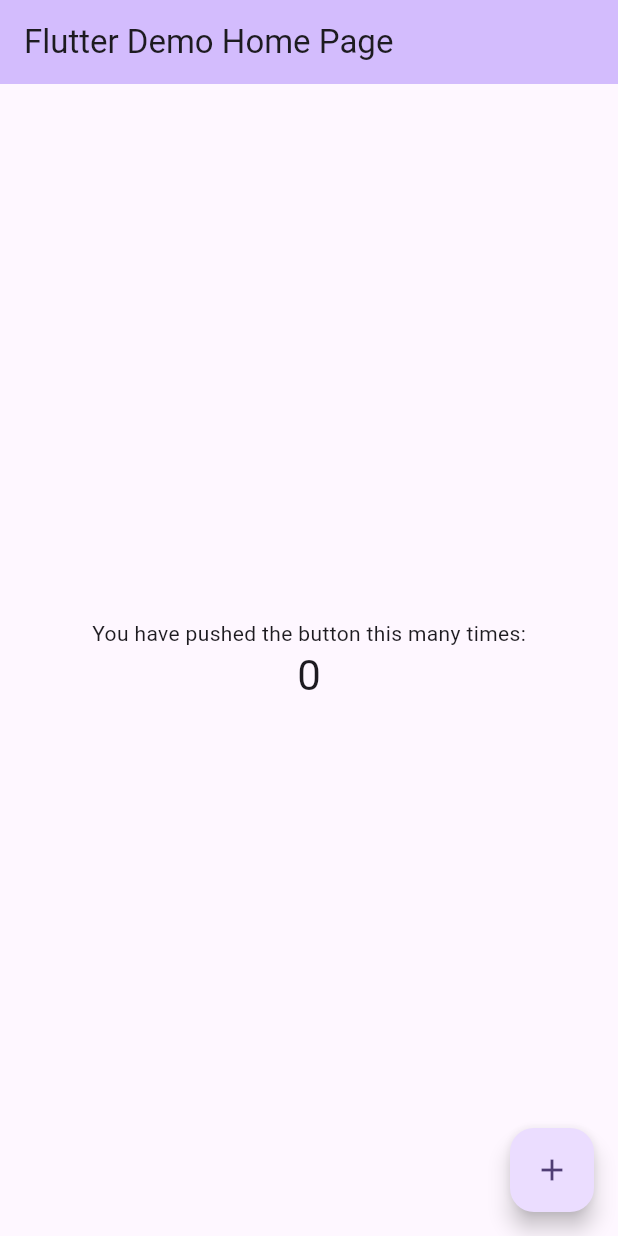
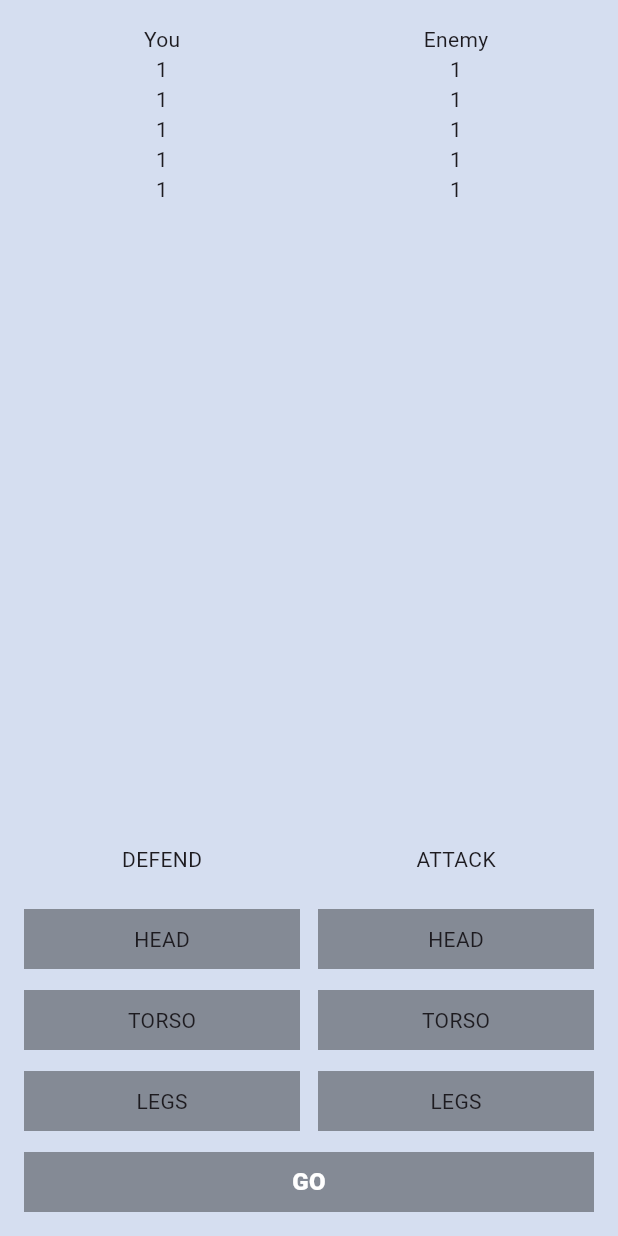
Before and after one commit to SeducerSasha/flutter_fight_club, a Flutter app: the screen it shows after launch, on a phone screen of 412 x 824 dp. Run offline on Flutter 3.47's test engine with Material 2 defaults, Android fonts, the phone set to English and light mode, and no system bars.

Commit message:
ДЗ Часть-1

```diff
--- a/lib/main.dart
+++ b/lib/main.dart
@@ -1,3 +1,4 @@
+// ignore_for_file: public_member_api_docs, sort_constructors_first
 import 'package:flutter/material.dart';
 
 void main() {
@@ -11,115 +12,237 @@ class MyApp extends StatelessWidget {
   @override
   Widget build(BuildContext context) {
     return MaterialApp(
-      title: 'Flutter Demo',
       theme: ThemeData(
-        // This is the theme of your application.
-        //
-        // TRY THIS: Try running your application with "flutter run". You'll see
-        // the application has a blue toolbar. Then, without quitting the app,
-        // try changing the seedColor in the colorScheme below to Colors.green
-        // and then invoke "hot reload" (save your changes or press the "hot
-        // reload" button in a Flutter-supported IDE, or press "r" if you used
-        // the command line to start the app).
-        //
-        // Notice that the counter didn't reset back to zero; the application
-        // state is not lost during the reload. To reset the state, use hot
-        // restart instead.
-        //
-        // This works for code too, not just values: Most code changes can be
-        // tested with just a hot reload.
         colorScheme: ColorScheme.fromSeed(seedColor: Colors.deepPurple),
         useMaterial3: true,
       ),
-      home: const MyHomePage(title: 'Flutter Demo Home Page'),
+      home: const MyHomePage(),
     );
   }
 }
 
 class MyHomePage extends StatefulWidget {
-  const MyHomePage({super.key, required this.title});
-
-  // This widget is the home page of your application. It is stateful, meaning
-  // that it has a State object (defined below) that contains fields that affect
-  // how it looks.
-
-  // This class is the configuration for the state. It holds the values (in this
-  // case the title) provided by the parent (in this case the App widget) and
-  // used by the build method of the State. Fields in a Widget subclass are
-  // always marked "final".
-
-  final String title;
+  const MyHomePage({super.key});
 
   @override
   State<MyHomePage> createState() => _MyHomePageState();
 }
 
 class _MyHomePageState extends State<MyHomePage> {
-  int _counter = 0;
+  BodyPart? defendingBodyPart;
+  BodyPart? attackingBodyPart;
 
-  void _incrementCounter() {
+  @override
+  Widget build(BuildContext context) {
+    return SafeArea(
+      child: Scaffold(
+        backgroundColor: const Color.fromRGBO(213, 222, 240, 1),
+        body: Column(
+          children: [
+            const SizedBox(
+              height: 16,
+            ),
+            const Row(
+              children: [
+                SizedBox(
+                  width: 16,
+                ),
+                Expanded(
+                    child: Column(
+                  children: [
+                    Center(child: Text('You')),
+                    Center(child: Text('1')),
+                    Center(child: Text('1')),
+                    Center(child: Text('1')),
+                    Center(child: Text('1')),
+                    Center(child: Text('1')),
+                  ],
+                )),
+                SizedBox(
+                  width: 12,
+                ),
+                Expanded(
+                    child: Column(
+                  children: [
+                    Center(child: Text('Enemy')),
+                    Center(child: Text('1')),
+                    Center(child: Text('1')),
+                    Center(child: Text('1')),
+                    Center(child: Text('1')),
+                    Center(child: Text('1')),
+                  ],
+                )),
+                SizedBox(
+                  width: 16,
+                ),
+              ],
+            ),
+            const Expanded(child: SizedBox()),
+            Row(
+              mainAxisAlignment: MainAxisAlignment.center,
+              children: [
+                const SizedBox(
+                  width: 16,
+                ),
+                Expanded(
+                  child: Column(
+                    children: [
+                      const SizedBox(height: 40),
+                      SizedBox(
+                        height: 40,
+                        child: Center(child: Text('Defend'.toUpperCase())),
+                      ),
+                      const SizedBox(height: 13),
+                      BodyPartButton(
+                          bodyPart: BodyPart.head,
+                          selected: defendingBodyPart == BodyPart.head,
+                          bodyPartSetter: _selectdefendingBodyPart),
+                      const SizedBox(height: 14),
+                      BodyPartButton(
+                          bodyPart: BodyPart.torso,
+                          selected: defendingBodyPart == BodyPart.torso,
+                          bodyPartSetter: _selectdefendingBodyPart),
+                      const SizedBox(height: 14),
+                      BodyPartButton(
+                          bodyPart: BodyPart.legs,
+                          selected: defendingBodyPart == BodyPart.legs,
+                          bodyPartSetter: _selectdefendingBodyPart),
+                    ],
+                  ),
+                ),
+                const SizedBox(width: 12),
+                Expanded(
+                  child: Column(
+                    children: [
+                      const SizedBox(height: 40),
+                      SizedBox(
+                        height: 40,
+                        child: Center(child: Text('Attack'.toUpperCase())),
+                      ),
+                      const SizedBox(height: 13),
+                      BodyPartButton(
+                          bodyPart: BodyPart.head,
+                          selected: attackingBodyPart == BodyPart.head,
+                          bodyPartSetter: _selectattackingBodyPart),
+                      const SizedBox(height: 14),
+                      BodyPartButton(
+                          bodyPart: BodyPart.torso,
+                          selected: attackingBodyPart == BodyPart.torso,
+                          bodyPartSetter: _selectattackingBodyPart),
+                      const SizedBox(height: 14),
+                      BodyPartButton(
+                          bodyPart: BodyPart.legs,
+                          selected: attackingBodyPart == BodyPart.legs,
+                          bodyPartSetter: _selectattackingBodyPart),
+                    ],
+                  ),
+                ),
+                const SizedBox(width: 16),
+              ],
+            ),
+            const SizedBox(height: 14),
+            Row(
+              children: [
+                const SizedBox(width: 16),
+                Expanded(
+                  child: GestureDetector(
+                    onTap: () => {
+                      if (defendingBodyPart != null &&
+                          attackingBodyPart != null)
+                        {_resetBodyPart()}
+                    },
+                    child: SizedBox(
+                      height: 40,
+                      child: ColoredBox(
+                        color: (defendingBodyPart == null ||
+                                attackingBodyPart == null)
+                            ? const Color.fromRGBO(0, 0, 0, 0.38)
+                            : const Color.fromRGBO(0, 0, 0, 0.87),
+                        child: Center(
+                          child: Text(
+                            'Go'.toUpperCase(),
+                            style: const TextStyle(
+                                fontWeight: FontWeight.w900,
+                                fontSize: 16,
+                                color: Colors.white),
+                          ),
+                        ),
+                      ),
+                    ),
+                  ),
+                ),
+                const SizedBox(
+                  width: 16,
+                ),
+              ],
+            ),
+            const SizedBox(
+              height: 16,
+            )
+          ],
+        ),
+      ),
+    );
+  }
+
+  void _resetBodyPart() {
     setState(() {
-      // This call to setState tells the Flutter framework that something has
-      // changed in this State, which causes it to rerun the build method below
-      // so that the display can reflect the updated values. If we changed
-      // _counter without calling setState(), then the build method would not be
-      // called again, and so nothing would appear to happen.
-      _counter++;
+      defendingBodyPart = null;
+      attackingBodyPart = null;
     });
   }
 
+  void _selectdefendingBodyPart(final BodyPart value) {
+    setState(() {
+      defendingBodyPart = value;
+    });
+  }
+
+  void _selectattackingBodyPart(final BodyPart value) {
+    setState(() {
+      attackingBodyPart = value;
+    });
+  }
+}
+
+class BodyPart {
+  final String name;
+
+  const BodyPart._(this.name);
+
+  static const head = BodyPart._('Head');
+  static const torso = BodyPart._('Torso');
+  static const legs = BodyPart._('Legs');
+
+  @override
+  String toString() => 'BodyPart(name: $name)';
+}
+
+class BodyPartButton extends StatelessWidget {
+  final BodyPart bodyPart;
+  final bool selected;
+  final ValueSetter<BodyPart> bodyPartSetter;
+
+  const BodyPartButton({
+    super.key,
+    required this.bodyPart,
+    required this.selected,
+    required this.bodyPartSetter,
+  });
+
   @override
   Widget build(BuildContext context) {
-    // This method is rerun every time setState is called, for instance as done
-    // by the _incrementCounter method above.
-    //
-    // The Flutter framework has been optimized to make rerunning build methods
-    // fast, so that you can just rebuild anything that needs updating rather
-    // than having to individually change instances of widgets.
-    return Scaffold(
-      appBar: AppBar(
-        // TRY THIS: Try changing the color here to a specific color (to
-        // Colors.amber, perhaps?) and trigger a hot reload to see the AppBar
-        // change color while the other colors stay the same.
-        backgroundColor: Theme.of(context).colorScheme.inversePrimary,
-        // Here we take the value from the MyHomePage object that was created by
-        // the App.build method, and use it to set our appbar title.
-        title: Text(widget.title),
-      ),
-      body: Center(
-        // Center is a layout widget. It takes a single child and positions it
-        // in the middle of the parent.
-        child: Column(
-          // Column is also a layout widget. It takes a list of children and
-          // arranges them vertically. By default, it sizes itself to fit its
-          // children horizontally, and tries to be as tall as its parent.
-          //
-          // Column has various properties to control how it sizes itself and
-          // how it positions its children. Here we use mainAxisAlignment to
-          // center the children vertically; the main axis here is the vertical
-          // axis because Columns are vertical (the cross axis would be
-          // horizontal).
-          //
-          // TRY THIS: Invoke "debug painting" (choose the "Toggle Debug Paint"
-          // action in the IDE, or press "p" in the console), to see the
-          // wireframe for each widget.
-          mainAxisAlignment: MainAxisAlignment.center,
-          children: <Widget>[
-            const Text(
-              'You have pushed the button this many times:',
-            ),
-            Text(
-              '$_counter',
-              style: Theme.of(context).textTheme.headlineMedium,
-            ),
-          ],
+    return GestureDetector(
+      onTap: () => bodyPartSetter(bodyPart),
+      child: SizedBox(
+        height: 40,
+        child: ColoredBox(
+          color: selected
+              ? const Color.fromRGBO(28, 121, 206, 1)
+              : const Color.fromRGBO(0, 0, 0, 0.38),
+          child: Center(child: Text(bodyPart.name.toUpperCase())),
         ),
       ),
-      floatingActionButton: FloatingActionButton(
-        onPressed: _incrementCounter,
-        tooltip: 'Increment',
-        child: const Icon(Icons.add),
-      ), // This trailing comma makes auto-formatting nicer for build methods.
     );
   }
 }
```
Also changed, not shown: 7 other files.
